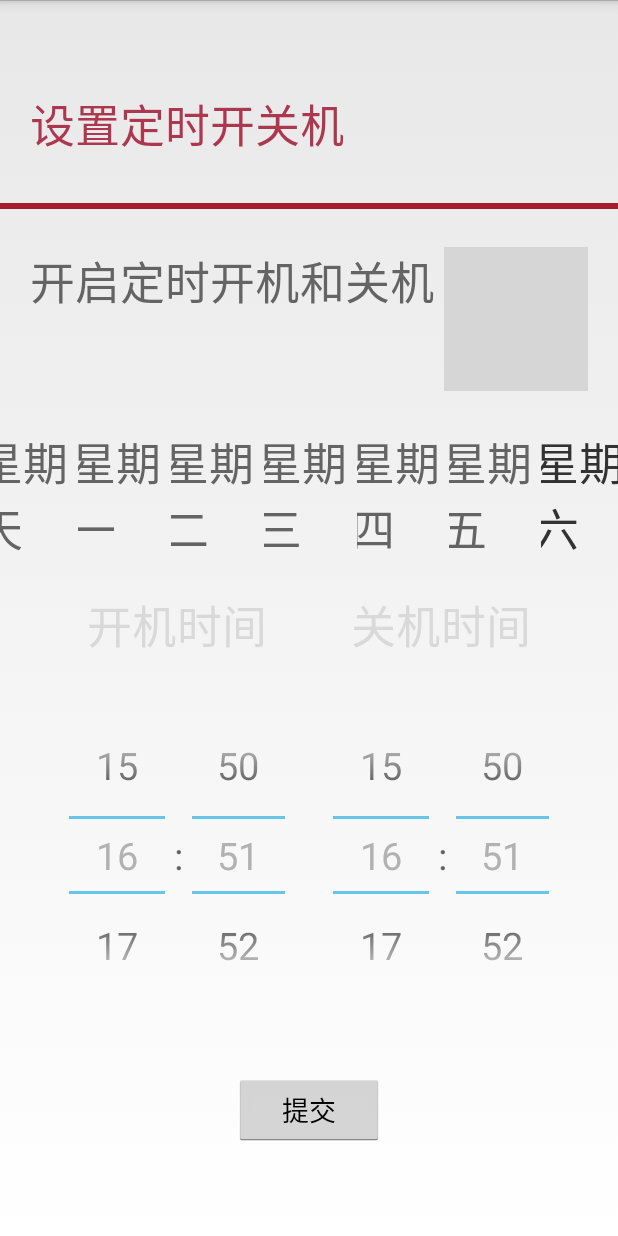
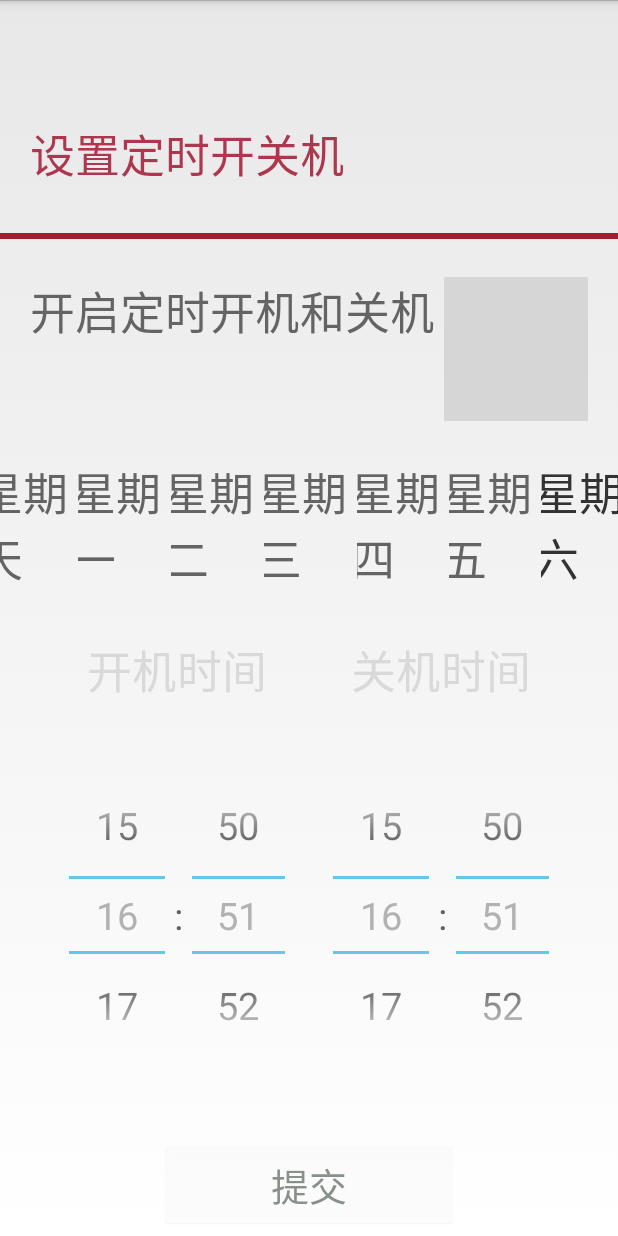
Before and after one commit to elcsoft/MultifunctionClock, an Android app: the screen it shows after launch (MainActivity), on a phone screen of 412 x 824 dp. Run offline under Robolectric (Android 15) with nearby library versions, the phone set to English and light mode, and no system bars; libraries missing offline, so code that uses them is left out: com.elclcd.utils; 3 statements that could not run were skipped.

Commit message:
样式，功能改动

```diff
--- a/app/src/main/java/com/elclcd/multifunctionclock/MainActivity.java
+++ b/app/src/main/java/com/elclcd/multifunctionclock/MainActivity.java
@@ -18,14 +18,14 @@ import java.util.Calendar;
  * 定时开关机的闹钟
  */
 public class MainActivity extends Activity{
-    private TimePicker timePickerlift;
-    private TimePicker timePickerright;
-    private CheckBox checkbox;
-    private Button submit;
+    private TimePicker timePickerlift;//开机timepicker
+    private TimePicker timePickerright;//关机timepicker
+    private CheckBox checkbox;//开关
+    private Button submit;//提交
     private String timeOn;//开机时间
     private String timeOff;//关机时间
 
-    private CheckBox sunday;
+    private CheckBox sunday;//星期天
     private CheckBox monday;
     private CheckBox tuesday;
     private CheckBox wednesday;
@@ -39,10 +39,10 @@ public class MainActivity extends Activity{
         super.onCreate(savedInstanceState);
         //去掉title
         requestWindowFeature(Window.FEATURE_NO_TITLE);
-
         setContentView(R.layout.activity_main);
         init();
         getSheardData();
+
     }
     /**
      * 初始化控件
@@ -50,6 +50,7 @@ public class MainActivity extends Activity{
     public void init(){
         //开关
         checkbox= (CheckBox) findViewById(R.id.checkbox);
+        checkbox.setOnClickListener(new SwitchLinesister());
 
         //timepicker
         timePickerlift= (TimePicker) findViewById(R.id.timePicker);
@@ -57,8 +58,6 @@ public class MainActivity extends Activity{
         TimePickerSize timeSize=new TimePickerSize();
         timeSize.resizePikcer(timePickerlift);
         timeSize.resizePikcer(timePickerright);
-
-
         timePickerlift.setIs24HourView(true);
         timePickerright.setIs24HourView(true);
         timePickerlift.setOnTimeChangedListener(new LiftTimeChangedLinsister());
@@ -66,6 +65,7 @@ public class MainActivity extends Activity{
 
         submit= (Button) findViewById(R.id.buttonSubmit);
         submit.setOnClickListener(new SubmitLinsister());
+        submit.getBackground().setAlpha(20);//设置背景为透明的
 
         sunday= (CheckBox) findViewById(R.id.checkboxtian);
         saturday= (CheckBox) findViewById(R.id.checkboxliu);
@@ -74,13 +74,17 @@ public class MainActivity extends Activity{
         wednesday= (CheckBox) findViewById(R.id.checkboxsan);
         tuesday= (CheckBox) findViewById(R.id.checkboxer);
         monday= (CheckBox) findViewById(R.id.checkboxyi);
+    }
 
-        checkbox.setOnClickListener(new View.OnClickListener() {
-            @Override
-            public void onClick(View v) {
-                isOrNotCheck();
-            }
-        });
+    /**
+     * 开关监听
+     */
+    class SwitchLinesister implements View.OnClickListener{
+
+        @Override
+        public void onClick(View v) {
+            isOrNotCheck();
+        }
     }
     /**
      * 当开关开启才能操作，否者不能
--- a/app/src/main/res/layout/activity_main.xml
+++ b/app/src/main/res/layout/activity_main.xml
@@ -2,14 +2,13 @@
     xmlns:tools="http://schemas.android.com/tools"
     android:layout_width="fill_parent"
     android:layout_height="fill_parent"
-    android:paddingBottom="@dimen/activity_vertical_margin"
     tools:context=".MainActivity">
 
     <LinearLayout
         android:id="@+id/title"
         android:layout_width="fill_parent"
         android:layout_height="wrap_content"
-        android:layout_marginTop="60dp"
+        android:layout_marginTop="80dp"
         android:orientation="vertical">
 
         <TextView
@@ -236,7 +235,7 @@
         android:layout_below="@+id/linear"
         android:layout_marginLeft="30dp"
         android:layout_marginRight="30dp"
-        android:layout_marginTop="20dp"
+        android:layout_marginTop="30dp"
         android:orientation="horizontal">
 
         <RelativeLayout
@@ -259,7 +258,7 @@
                 android:layout_width="wrap_content"
                 android:layout_height="wrap_content"
                 android:layout_centerHorizontal="true"
-                android:layout_marginTop="70dp"
+                android:layout_marginTop="80dp"
                 android:gravity="center"
                 android:theme="@style/TextTheme"></TimePicker>
         </RelativeLayout>
@@ -284,7 +283,7 @@
                 android:layout_width="wrap_content"
                 android:layout_height="wrap_content"
                 android:layout_centerHorizontal="true"
-                android:layout_marginTop="70dp"
+                android:layout_marginTop="80dp"
                 android:gravity="center"
                 android:theme="@style/TextTheme"></TimePicker>
 
@@ -299,14 +298,16 @@
         android:layout_height="wrap_content"
         android:layout_below="@+id/timepickerLinear"
         android:layout_marginTop="40dp"
+        android:layout_alignParentBottom="true"
         android:gravity="center">
 
         <Button
             android:id="@+id/buttonSubmit"
-            android:layout_width="100dp"
-            android:layout_height="wrap_content"
-            android:text="@string/submit" />
-
+            android:layout_width="200dp"
+            android:layout_height="60dp"
+            android:text="@string/submit"
+            android:textColor="#88908a"
+            android:textSize="25sp"/>
     </LinearLayout>
 
 
--- a/app/src/main/res/values/styles.xml
+++ b/app/src/main/res/values/styles.xml
@@ -7,11 +7,6 @@
 
 
     <style name="MyCheckBox" parent="@android:style/Widget.CompoundButton.CheckBox">
-        <item name="android:button">@drawable/checkboxstyle</item>
-
-    </style>
-
-    <style name="MyButton" parent="@android:style/Widget.Button">
         <item name="android:button">@drawable/checkboxstyle</item>
 
     </style>
```
Also changed, not shown: app/src/main/java/com/elclcd/multifunctionclock/MyLinearLayout.java (deleted, +0 -88 lines).
